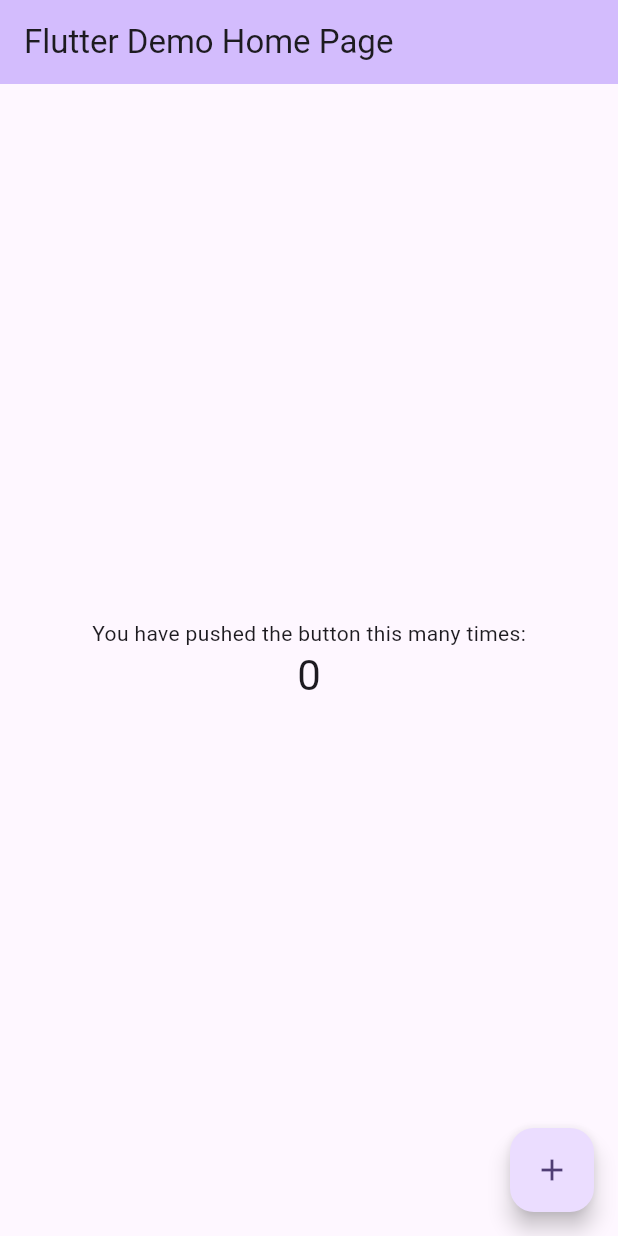
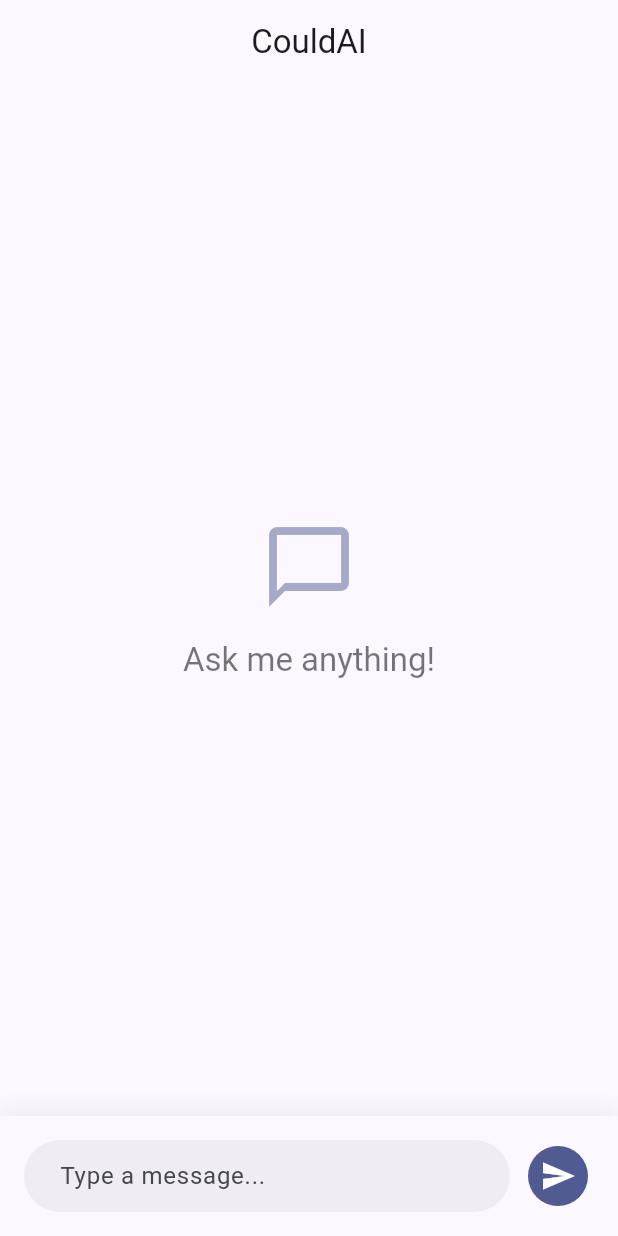
Before and after one commit to could-ai/019aa495-14ec-7704-90fa-84fdd83f9164, a Flutter app: the screen it shows after launch, on a phone screen of 412 x 824 dp. Run offline on Flutter 3.47's test engine with Material 3 defaults, Android fonts, the phone set to English and light mode, and no system bars.

Commit message:
Created Message model to represent chat messages with text, sender type, and timestamp.; Created a mock AI service to simulate responses for the chat interface.; Created ChatScreen with message list, input field, and typing indicators. Implemented auto-scrolling and message bubbles.; Updated main.dart to use the new ChatScreen and configured a modern indigo theme with light/dark mode support.

```diff
--- a/usr/lib/main.dart
+++ b/usr/lib/main.dart
@@ -1,4 +1,5 @@
 import 'package:flutter/material.dart';
+import 'screens/chat_screen.dart';
 
 void main() {
   runApp(const MyApp());
@@ -7,114 +8,27 @@ void main() {
 class MyApp extends StatelessWidget {
   const MyApp({super.key});
 
-  // This widget is the root of your application.
   @override
   Widget build(BuildContext context) {
     return MaterialApp(
-      title: 'Flutter Demo',
+      title: 'CouldAI',
       debugShowCheckedModeBanner: false,
       theme: ThemeData(
-        // This is the theme of your application.
-        //
-        // TRY THIS: Try running your application with "flutter run". You'll see
-        // the application has a purple toolbar. Then, without quitting the app,
-        // try changing the seedColor in the colorScheme below to Colors.green
-        // and then invoke "hot reload" (save your changes or press the "hot
-        // reload" button in a Flutter-supported IDE, or press "r" if you used
-        // the command line to start the app).
-        //
-        // Notice that the counter didn't reset back to zero; the application
-        // state is not lost during the reload. To reset the state, use hot
-        // restart instead.
-        //
-        // This works for code too, not just values: Most code changes can be
-        // tested with just a hot reload.
-        colorScheme: ColorScheme.fromSeed(seedColor: Colors.deepPurple),
+        colorScheme: ColorScheme.fromSeed(
+          seedColor: Colors.indigo,
+          brightness: Brightness.light,
+        ),
+        useMaterial3: true,
       ),
-      home: const MyHomePage(title: 'Flutter Demo Home Page'),
+      darkTheme: ThemeData(
+        colorScheme: ColorScheme.fromSeed(
+          seedColor: Colors.indigo,
+          brightness: Brightness.dark,
+        ),
+        useMaterial3: true,
+      ),
+      themeMode: ThemeMode.system,
+      home: const ChatScreen(),
     );
   }
 }
-
-class MyHomePage extends StatefulWidget {
-  const MyHomePage({super.key, required this.title});
-
-  // This widget is the home page of your application. It is stateful, meaning
-  // that it has a State object (defined below) that contains fields that affect
-  // how it looks.
-
-  // This class is the configuration for the state. It holds the values (in this
-  // case the title) provided by the parent (in this case the App widget) and
-  // used by the build method of the State. Fields in a Widget subclass are
-  // always marked "final".
-
-  final String title;
-
-  @override
-  State<MyHomePage> createState() => _MyHomePageState();
-}
-
-class _MyHomePageState extends State<MyHomePage> {
-  int _counter = 0;
-
-  void _incrementCounter() {
-    setState(() {
-      // This call to setState tells the Flutter framework that something has
-      // changed in this State, which causes it to rerun the build method below
-      // so that the display can reflect the updated values. If we changed
-      // _counter without calling setState(), then the build method would not be
-      // called again, and so nothing would appear to happen.
-      _counter++;
-    });
-  }
-
-  @override
-  Widget build(BuildContext context) {
-    // This method is rerun every time setState is called, for instance as done
-    // by the _incrementCounter method above.
-    //
-    // The Flutter framework has been optimized to make rerunning build methods
-    // fast, so that you can just rebuild anything that needs updating rather
-    // than having to individually change instances of widgets.
-    return Scaffold(
-      appBar: AppBar(
-        // TRY THIS: Try changing the color here to a specific color (to
-        // Colors.amber, perhaps?) and trigger a hot reload to see the AppBar
-        // change color while the other colors stay the same.
-        backgroundColor: Theme.of(context).colorScheme.inversePrimary,
-        // Here we take the value from the MyHomePage object that was created by
-        // the App.build method, and use it to set our appbar title.
-        title: Text(widget.title),
-      ),
-      body: Center(
-        // Center is a layout widget. It takes a single child and positions it
-        // in the middle of the parent.
-        child: Column(
-          // Column is also a layout widget. It takes a list of children and
-          // arranges them vertically. By default, it sizes itself to fit its
-          // children horizontally, and tries to be as tall as its parent.
-          //
-          // Column has various properties to control how it sizes itself and
-          // how it positions its children. Here we use mainAxisAlignment to
-          // center the children vertically; the main axis here is the vertical
-          // axis because Columns are vertical (the cross axis would be
-          // horizontal).
-          //
-          // TRY THIS: Invoke "debug painting" (choose the "Toggle Debug Paint"
-          // action in the IDE, or press "p" in the console), to see the
-          // wireframe for each widget.
-          mainAxisAlignment: MainAxisAlignment.center,
-          children: <Widget>[
-            const Text('You have pushed the button this many times:'),
-            Text('$_counter', style: Theme.of(context).textTheme.headlineMedium),
-          ],
-        ),
-      ),
-      floatingActionButton: FloatingActionButton(
-        onPressed: _incrementCounter,
-        tooltip: 'Increment',
-        child: const Icon(Icons.add),
-      ), // This trailing comma makes auto-formatting nicer for build methods.
-    );
-  }
-}
--- /dev/null
+++ b/usr/lib/models/message.dart
@@ -0,0 +1,13 @@
+enum MessageSender { user, ai }
+
+class Message {
+  final String text;
+  final MessageSender sender;
+  final DateTime timestamp;
+
+  Message({
+    required this.text,
+    required this.sender,
+    DateTime? timestamp,
+  }) : timestamp = timestamp ?? DateTime.now();
+}
--- /dev/null
+++ b/usr/lib/screens/chat_screen.dart
@@ -0,0 +1,205 @@
+import 'package:flutter/material.dart';
+import '../models/message.dart';
+import '../services/ai_service.dart';
+
+class ChatScreen extends StatefulWidget {
+  const ChatScreen({super.key});
+
+  @override
+  State<ChatScreen> createState() => _ChatScreenState();
+}
+
+class _ChatScreenState extends State<ChatScreen> {
+  final TextEditingController _controller = TextEditingController();
+  final ScrollController _scrollController = ScrollController();
+  final List<Message> _messages = [];
+  final AiService _aiService = AiService();
+  bool _isTyping = false;
+
+  @override
+  void dispose() {
+    _controller.dispose();
+    _scrollController.dispose();
+    super.dispose();
+  }
+
+  void _scrollToBottom() {
+    if (_scrollController.hasClients) {
+      _scrollController.animateTo(
+        _scrollController.position.maxScrollExtent,
+        duration: const Duration(milliseconds: 300),
+        curve: Curves.easeOut,
+      );
+    }
+  }
+
+  Future<void> _sendMessage() async {
+    final text = _controller.text.trim();
+    if (text.isEmpty) return;
+
+    _controller.clear();
+
+    setState(() {
+      _messages.add(Message(text: text, sender: MessageSender.user));
+      _isTyping = true;
+    });
+
+    // Scroll to bottom after user message
+    WidgetsBinding.instance.addPostFrameCallback((_) => _scrollToBottom());
+
+    try {
+      // Get response from AI service
+      final response = await _aiService.getAnswer(text);
+
+      if (mounted) {
+        setState(() {
+          _messages.add(Message(text: response, sender: MessageSender.ai));
+          _isTyping = false;
+        });
+        // Scroll to bottom after AI response
+        WidgetsBinding.instance.addPostFrameCallback((_) => _scrollToBottom());
+      }
+    } catch (e) {
+      if (mounted) {
+        setState(() {
+          _messages.add(Message(
+            text: "Sorry, I encountered an error. Please try again.",
+            sender: MessageSender.ai,
+          ));
+          _isTyping = false;
+        });
+      }
+    }
+  }
+
+  @override
+  Widget build(BuildContext context) {
+    return Scaffold(
+      appBar: AppBar(
+        title: const Text('CouldAI'),
+        centerTitle: true,
+        elevation: 0,
+      ),
+      body: Column(
+        children: [
+          Expanded(
+            child: _messages.isEmpty
+                ? Center(
+                    child: Column(
+                      mainAxisAlignment: MainAxisAlignment.center,
+                      children: [
+                        Icon(
+                          Icons.chat_bubble_outline,
+                          size: 64,
+                          color: Theme.of(context).colorScheme.primary.withOpacity(0.5),
+                        ),
+                        const SizedBox(height: 16),
+                        Text(
+                          'Ask me anything!',
+                          style: Theme.of(context).textTheme.titleLarge?.copyWith(
+                                color: Theme.of(context).colorScheme.onSurface.withOpacity(0.6),
+                              ),
+                        ),
+                      ],
+                    ),
+                  )
+                : ListView.builder(
+                    controller: _scrollController,
+                    padding: const EdgeInsets.all(16),
+                    itemCount: _messages.length + (_isTyping ? 1 : 0),
+                    itemBuilder: (context, index) {
+                      if (index == _messages.length) {
+                        return const Padding(
+                          padding: EdgeInsets.symmetric(vertical: 8.0),
+                          child: Row(
+                            children: [
+                              CircleAvatar(
+                                radius: 16,
+                                child: Icon(Icons.auto_awesome, size: 16),
+                              ),
+                              SizedBox(width: 8),
+                              Text('Thinking...'),
+                            ],
+                          ),
+                        );
+                      }
+
+                      final message = _messages[index];
+                      final isUser = message.sender == MessageSender.user;
+
+                      return Align(
+                        alignment: isUser ? Alignment.centerRight : Alignment.centerLeft,
+                        child: Container(
+                          margin: const EdgeInsets.symmetric(vertical: 4),
+                          padding: const EdgeInsets.symmetric(horizontal: 16, vertical: 10),
+                          constraints: BoxConstraints(
+                            maxWidth: MediaQuery.of(context).size.width * 0.75,
+                          ),
+                          decoration: BoxDecoration(
+                            color: isUser
+                                ? Theme.of(context).colorScheme.primary
+                                : Theme.of(context).colorScheme.surfaceContainerHighest,
+                            borderRadius: BorderRadius.only(
+                              topLeft: const Radius.circular(16),
+                              topRight: const Radius.circular(16),
+                              bottomLeft: isUser ? const Radius.circular(16) : Radius.zero,
+                              bottomRight: isUser ? Radius.zero : const Radius.circular(16),
+                            ),
+                          ),
+                          child: Text(
+                            message.text,
+                            style: TextStyle(
+                              color: isUser
+                                  ? Theme.of(context).colorScheme.onPrimary
+                                  : Theme.of(context).colorScheme.onSurfaceVariant,
+                            ),
+                          ),
+                        ),
+                      );
+                    },
+                  ),
+          ),
+          Container(
+            padding: const EdgeInsets.all(16),
+            decoration: BoxDecoration(
+              color: Theme.of(context).colorScheme.surface,
+              boxShadow: [
+                BoxShadow(
+                  color: Colors.black.withOpacity(0.05),
+                  blurRadius: 10,
+                  offset: const Offset(0, -5),
+                ),
+              ],
+            ),
+            child: Row(
+              children: [
+                Expanded(
+                  child: TextField(
+                    controller: _controller,
+                    textCapitalization: TextCapitalization.sentences,
+                    decoration: InputDecoration(
+                      hintText: 'Type a message...',
+                      border: OutlineInputBorder(
+                        borderRadius: BorderRadius.circular(24),
+                        borderSide: BorderSide.none,
+                      ),
+                      filled: true,
+                      fillColor: Theme.of(context).colorScheme.surfaceContainerHighest.withOpacity(0.5),
+                      contentPadding: const EdgeInsets.symmetric(horizontal: 20, vertical: 10),
+                    ),
+                    onSubmitted: (_) => _sendMessage(),
+                  ),
+                ),
+                const SizedBox(width: 8),
+                IconButton.filled(
+                  onPressed: _sendMessage,
+                  icon: const Icon(Icons.send),
+                ),
+              ],
+            ),
+          ),
+        ],
+      ),
+    );
+  }
+}
```
Also changed, not shown: usr/lib/services/ai_service.dart (added, +22 -0 lines).
